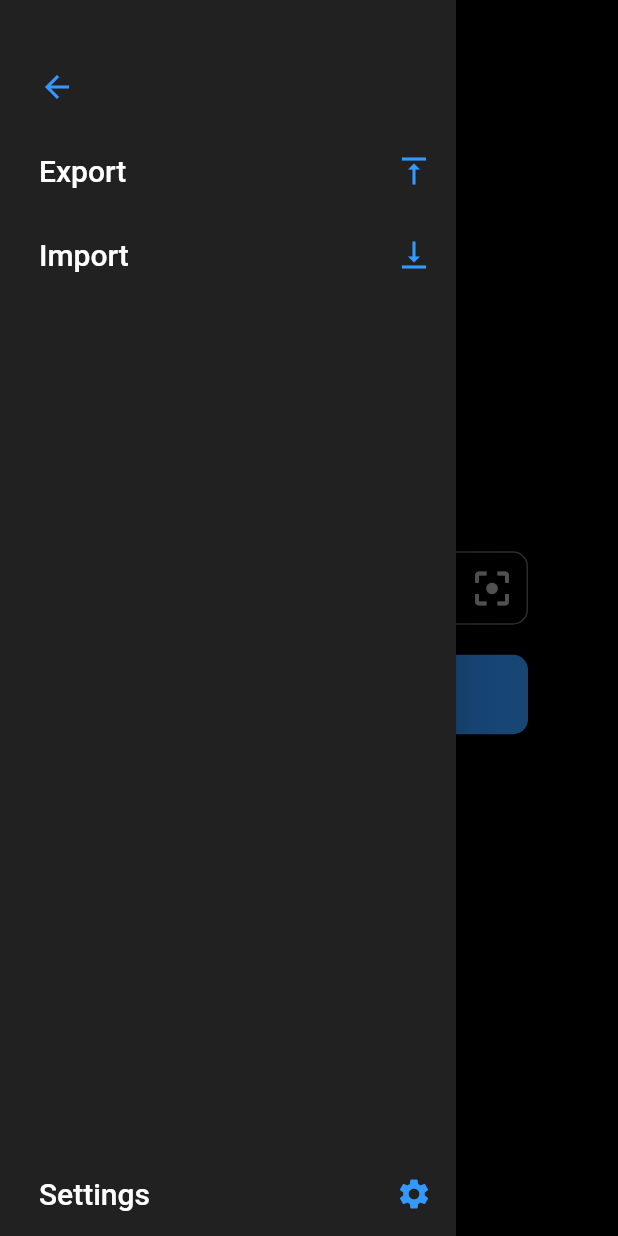
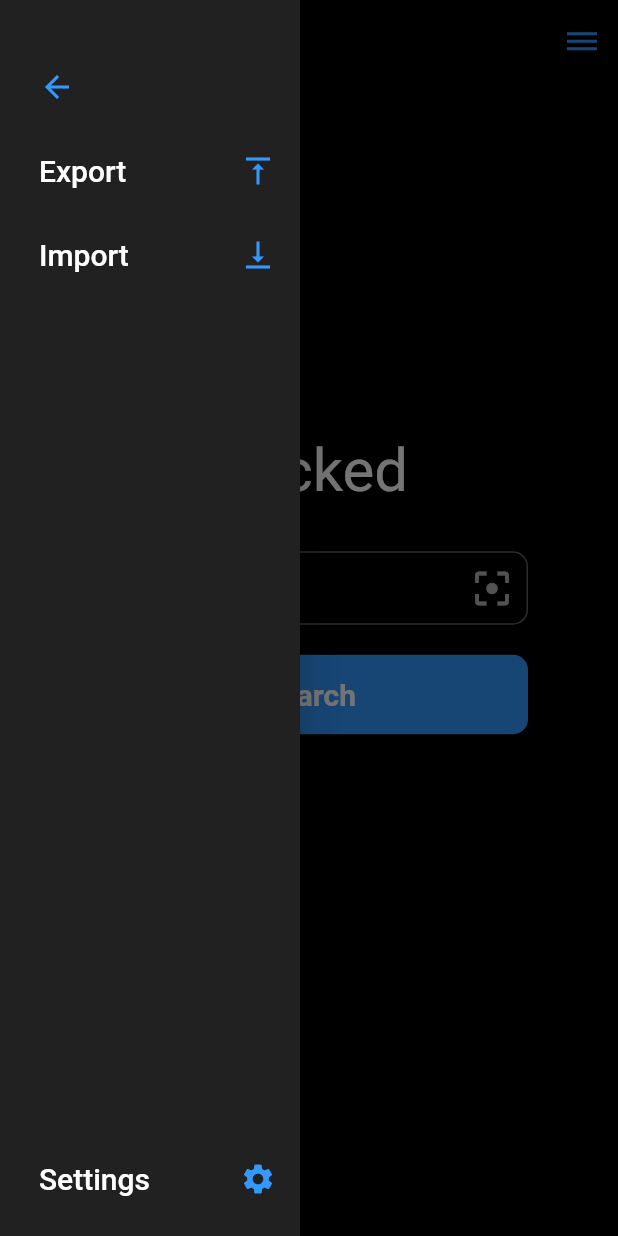
Before and after one commit to ajilk/tracked, a Flutter app: the screen it shows after launch, with the side drawer open, on a phone screen of 412 x 824 dp. Run offline on Flutter 3.47's test engine with Material 2 defaults, Android fonts, the phone set to English and light mode, and no system bars; Roboto replaces fonts that are missing (Montserrat).

Commit message:
experiment with endDrawers | implemented slide gestures to open drawers

```diff
--- a/lib/main.dart
+++ b/lib/main.dart
@@ -68,7 +68,7 @@ class tracked extends StatelessWidget {
     );
 
     final drawer = Container(
-      padding: EdgeInsets.fromLTRB(10, 30, 0, 0),
+      padding: EdgeInsets.fromLTRB(10, 30, 0, 10),
       color: Theme.of(context).primaryColor,
       child: Column(
         mainAxisAlignment: MainAxisAlignment.spaceBetween,
@@ -115,9 +115,30 @@ class tracked extends StatelessWidget {
                 onPressed: () => Scaffold.of(context).openDrawer(),
               ),
         ),
+        actions: [
+          Builder(
+            builder: (context) => IconButton(
+                  icon: new Icon(Icons.dehaze,
+                      color: Theme.of(context).buttonColor),
+                  onPressed: () => Scaffold.of(context).openEndDrawer(),
                 ),
-      drawer: Drawer(child: drawer),
-      body: Center(
+          ),
+        ],
+      ),
+      drawer: SizedBox(width: 200, child: Drawer(child: drawer)),
+      endDrawer: SizedBox(width: 200, child: Drawer(child: drawer)),
+      body: Stack(
+        children: [
+          Builder(
+            builder: (context) =>
+                GestureDetector(onHorizontalDragEnd: (details) {
+                  if (details.primaryVelocity > 0)
+                    Scaffold.of(context).openDrawer();
+                  else if (details.primaryVelocity < 0)
+                    Scaffold.of(context).openEndDrawer();
+                }),
+          ),
+          Center(
             child: Container(
               child: Padding(
                 padding: EdgeInsets.symmetric(horizontal: 60.0),
@@ -136,6 +157,8 @@ class tracked extends StatelessWidget {
               ),
             ),
           ),
+        ],
+      ),
     );
   }
 }
```
Also changed, not shown: 2 other files. Lines whose indentation alone changed are shown as unchanged.
